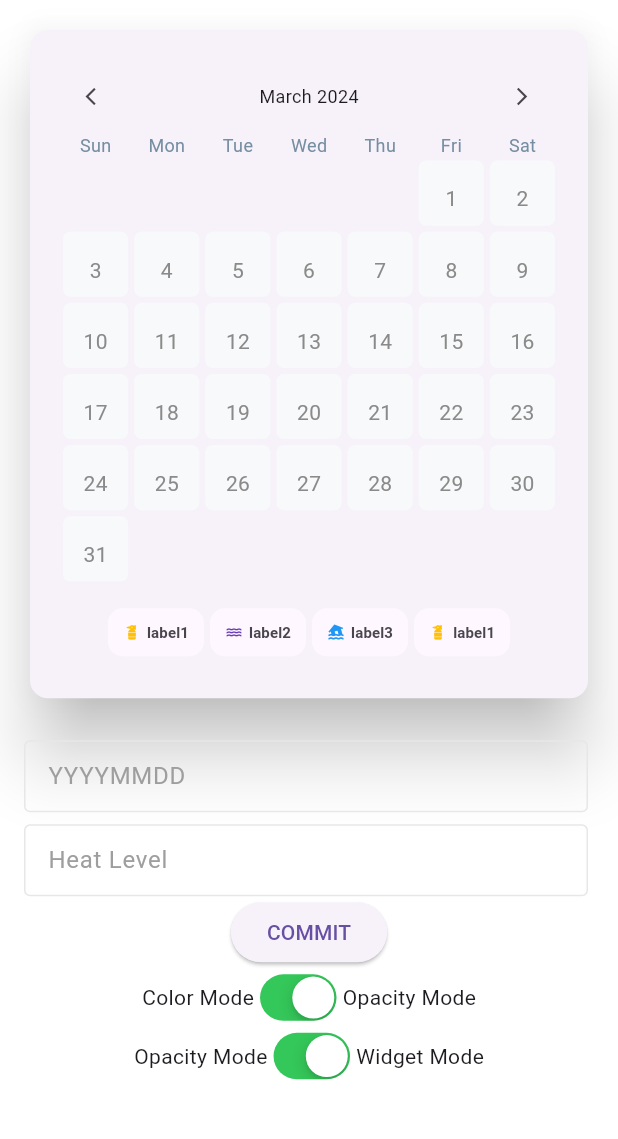
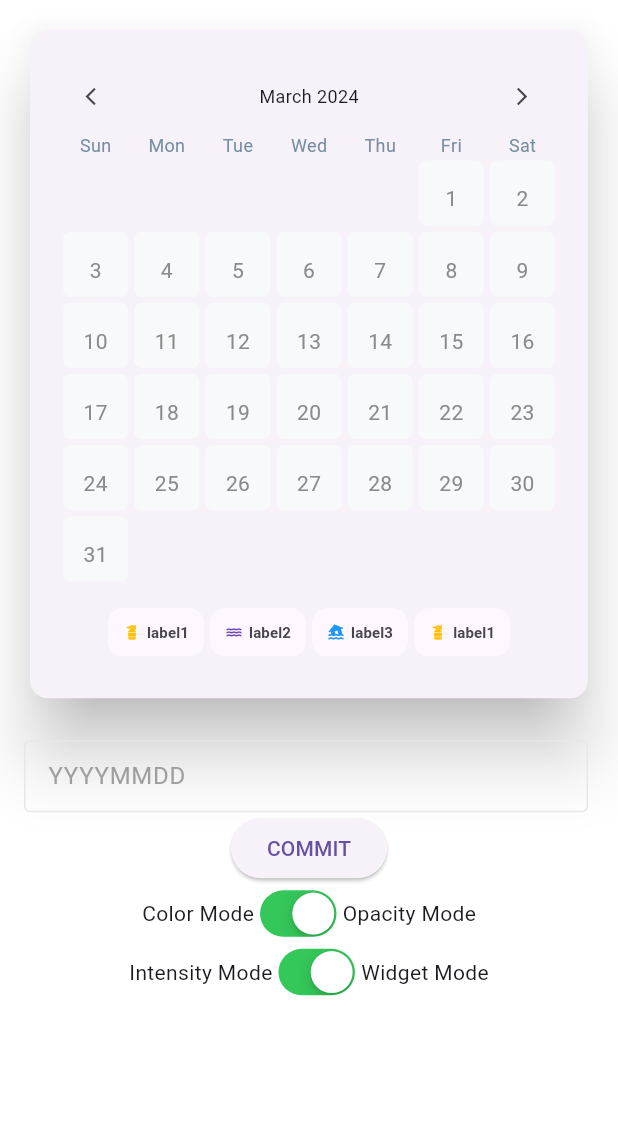
Before and after one commit to amias-samir/Heatmap-Calendar-Flutter, a Flutter app: the HeatMapCalendarExample screen opened by its route, on a phone screen of 412 x 824 dp, the part 84-1223 px from its top. Run offline on Flutter 3.47's test engine with Material 3 defaults, Android fonts, the phone set to English and light mode, and no system bars.

Commit message:
minor ui fixes on example screen

```diff
--- a/example/lib/pages/heatmap_calendar_example.dart
+++ b/example/lib/pages/heatmap_calendar_example.dart
@@ -91,7 +91,7 @@ class _HeatMapCalendarExample extends State<HeatMapCalendarExample> {
               ),
             ),
             _textField('YYYYMMDD', dateController),
-            _textField('Heat Level', heatLevelController),
+            isWidgetMode ? SizedBox() : _textField('Heat Level', heatLevelController),
             ElevatedButton(
               child: const Text('COMMIT'),
               onPressed: () {
@@ -126,7 +126,7 @@ class _HeatMapCalendarExample extends State<HeatMapCalendarExample> {
             Row(
               mainAxisAlignment: MainAxisAlignment.center,
               children: <Widget>[
-                const Text('Opacity Mode'),
+                const Text('Intensity Mode'),
                 CupertinoSwitch(
                   value: isWidgetMode,
                   onChanged: (value) {
```
